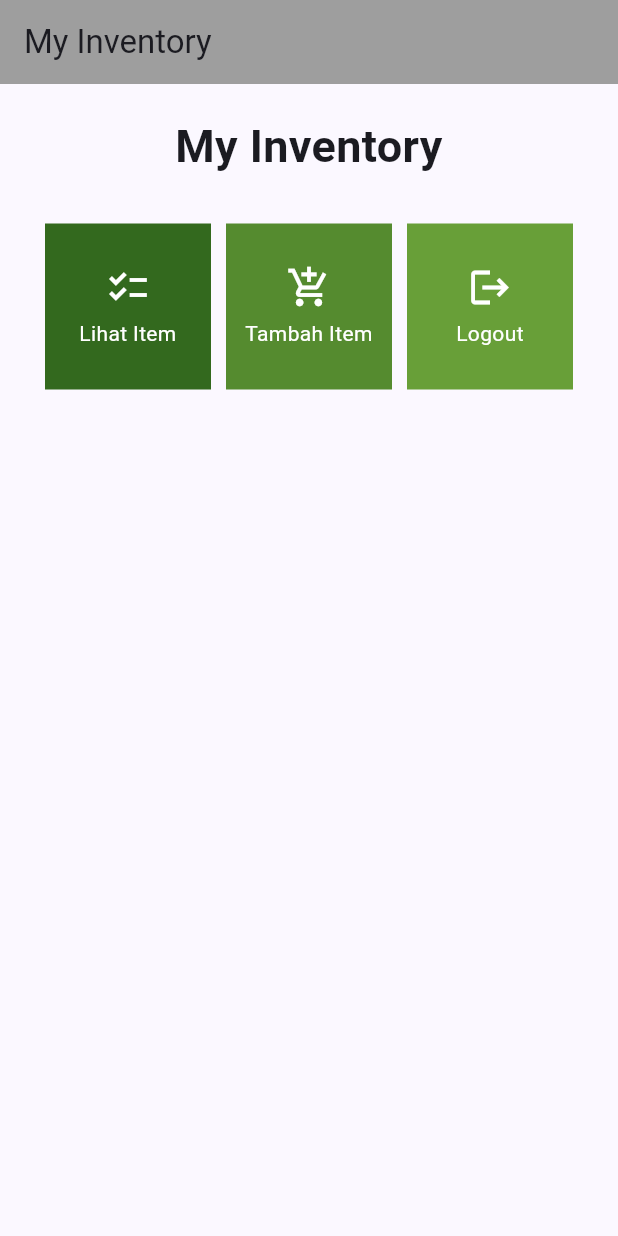
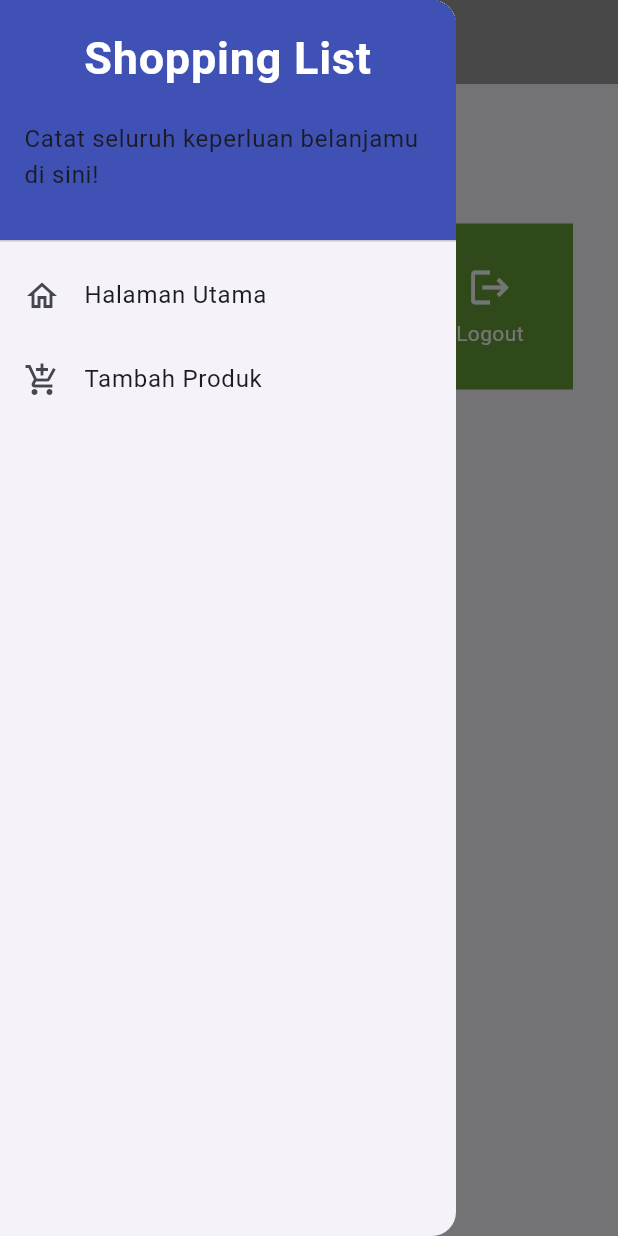
Before and after one commit to nadriha/my-inventory-mobile, a Flutter app: the screen it shows after launch, with the side drawer open (before the commit the screen has no drawer), on a phone screen of 412 x 824 dp. Run offline on Flutter 3.47's test engine with Material 2 defaults, Android fonts, the phone set to English and light mode, and no system bars.

Commit message:
menyelesaikan tugas 8

```diff
--- a/lib/menu.dart
+++ b/lib/menu.dart
@@ -1,4 +1,7 @@
 import 'package:flutter/material.dart';
+import 'package:my_inventory/inventorylist_form.dart';
+// Impor drawer widget
+import 'package:my_inventory/widgets/left_drawer.dart';
 
 
 class MyHomePage extends StatelessWidget {
@@ -26,7 +29,10 @@
           'My Inventory',
         ),
         backgroundColor: Colors.grey,
+        foregroundColor: Colors.white,
       ),
+      // Masukkan drawer sebagai parameter nilai drawer dari widget Scaffold
+      drawer: const LeftDrawer(),
       body: SingleChildScrollView(
         // Widget wrapper yang dapat discroll
         child: Padding(
@@ -93,6 +99,12 @@
             ..hideCurrentSnackBar()
             ..showSnackBar(SnackBar(
                 content: Text("Kamu telah menekan tombol ${item.name}!")));
+
+          // Navigate ke route yang sesuai (tergantung jenis tombol)
+          if (item.name == "Tambah Item") {
+            Navigator.push(context,
+            MaterialPageRoute(builder: (context) => const InventoryFormPage()));
+          }
         },
         child: Container(
           // Container untuk menyimpan Icon dan Text
--- /dev/null
+++ b/lib/widgets/left_drawer.dart
@@ -0,0 +1,64 @@
+import 'package:flutter/material.dart';
+import 'package:flutter/material.dart';
+import 'package:my_inventory/menu.dart';
+import 'package:my_inventory/inventorylist_form.dart';
+
+class LeftDrawer extends StatelessWidget {
+  const LeftDrawer({super.key});
+
+  @override
+  Widget build(BuildContext context) {
+    return Drawer(
+      child: ListView(
+        children: [
+          const DrawerHeader(
+            decoration: BoxDecoration(
+              color: Colors.indigo,
+            ),
+            child: Column(
+              children: [
+                Text(
+                  'Shopping List',
+                  textAlign: TextAlign.center,
+                  style: TextStyle(
+                    fontSize: 30,
+                    fontWeight: FontWeight.bold,
+                    color: Colors.white,
+                  ),
+                ),
+                Padding(padding: EdgeInsets.all(10)),
+                Text("Catat seluruh keperluan belanjamu di sini!",
+                    // TODO: Tambahkan gaya teks dengan center alignment, font ukuran 15, warna putih, dan weight biasa
+                    ),
+              ],
+            ),
+          ),
+          ListTile(
+            leading: const Icon(Icons.home_outlined),
+            title: const Text('Halaman Utama'),
+            // Bagian redirection ke MyHomePage
+            onTap: () {
+              Navigator.pushReplacement(
+                  context,
+                  MaterialPageRoute(
+                    builder: (context) => MyHomePage(),
+                  ));
+            },
+          ),
+          ListTile(
+            leading: const Icon(Icons.add_shopping_cart),
+            title: const Text('Tambah Produk'),
+            // Bagian redirection ke InventoryFormPage
+            onTap: () {
+              Navigator.pushReplacement(
+                  context,
+                  MaterialPageRoute(
+                    builder: (context) => InventoryFormPage(),
+                  ));
+            },
+          ),
+        ],
+      ),
+    );
+  }
+}
```
Also changed, not shown: lib/inventorylist_form.dart (added, +161 -0 lines), 1 other file.
